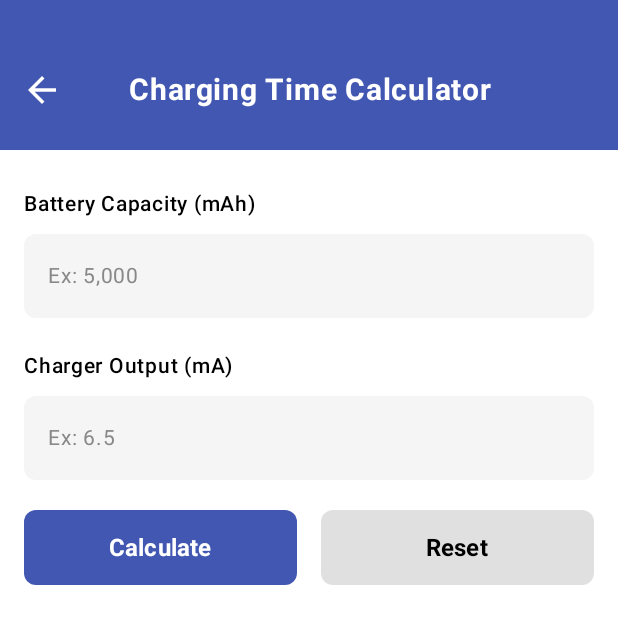
After one commit to sudaniDhruvin/AIOCalculator, an Android app built with Jetpack Compose: the composable ChargingTimeCalculatorScreen shown on its own in the app's theme, on a phone screen of 412 x 824 dp. The commit adds this screen. Shown: the top 624 px of the screen. Run offline under Robolectric (Android 15) with nearby library versions, the phone set to English and light mode, and no system bars.

Commit message:
Add ChargingTimeCalculatorScreen and integrate into NavigationGraph for navigation

```diff
--- /dev/null
+++ b/app/src/main/java/com/example/aiocalculator/ui/other/ChargingTimeCalculatorScreen.kt
@@ -0,0 +1,322 @@
+package com.example.aiocalculator.ui.other
+
+import androidx.compose.animation.*
+import androidx.compose.animation.core.tween
+import androidx.compose.foundation.background
+import androidx.compose.foundation.layout.*
+import androidx.compose.foundation.rememberScrollState
+import androidx.compose.foundation.shape.RoundedCornerShape
+import androidx.compose.foundation.verticalScroll
+import androidx.compose.material.icons.Icons
+import androidx.compose.material.icons.filled.ArrowBack
+import androidx.compose.material3.*
+import androidx.compose.runtime.*
+import androidx.compose.runtime.saveable.rememberSaveable
+import androidx.compose.ui.Alignment
+import androidx.compose.ui.Modifier
+import androidx.compose.ui.graphics.Color
+import androidx.compose.ui.text.font.FontWeight
+import androidx.compose.ui.text.style.TextAlign
+import androidx.compose.ui.unit.dp
+import androidx.compose.ui.unit.sp
+import kotlin.math.floor
+
+data class ChargingTimeResult(
+    val batteryCapacity: Double,
+    val chargerOutput: Double,
+    val chargingTimeHours: Double,
+    val chargingTimeHoursInt: Int,
+    val chargingTimeMinutes: Int
+)
+
+@Composable
+fun ChargingTimeCalculatorScreen(
+    onBackClick: () -> Unit
+) {
+    // State variables
+    var batteryCapacity by rememberSaveable { mutableStateOf("") }
+    var chargerOutput by rememberSaveable { mutableStateOf("") }
+    var showResults by rememberSaveable { mutableStateOf(false) }
+    var chargingTimeResult by rememberSaveable { mutableStateOf<ChargingTimeResult?>(null) }
+
+    Column(
+        modifier = Modifier
+            .fillMaxSize()
+            .background(Color.White)
+    ) {
+        // Header
+        ChargingTimeCalculatorHeader(onBackClick = onBackClick)
+
+        // Form Content
+        Column(
+            modifier = Modifier
+                .fillMaxSize()
+                .verticalScroll(rememberScrollState())
+                .padding(horizontal = 16.dp, vertical = 24.dp),
+            verticalArrangement = Arrangement.spacedBy(20.dp)
+        ) {
+            // Battery Capacity Input
+            ChargingTimeInputField(
+                label = "Battery Capacity (mAh)",
+                placeholder = "Ex: 5,000",
+                value = batteryCapacity,
+                onValueChange = { batteryCapacity = it }
+            )
+
+            // Charger Output Input
+            ChargingTimeInputField(
+                label = "Charger Output (mA)",
+                placeholder = "Ex: 6.5",
+                value = chargerOutput,
+                onValueChange = { chargerOutput = it }
+            )
+
+            // Action Buttons
+            Row(
+                modifier = Modifier
+                    .fillMaxWidth()
+                    .padding(bottom = 16.dp),
+                horizontalArrangement = Arrangement.spacedBy(16.dp)
+            ) {
+                // Calculate Button
+                Button(
+                    onClick = {
+                        val result = calculateChargingTime(batteryCapacity, chargerOutput)
+                        if (result != null) {
+                            chargingTimeResult = result
+                            showResults = true
+                        }
+                    },
+                    modifier = Modifier
+                        .weight(1f)
+                        .height(50.dp),
+                    colors = ButtonDefaults.buttonColors(
+                        containerColor = Color(0xFF4257B2)
+                    ),
+                    shape = RoundedCornerShape(8.dp)
+                ) {
+                    Text(
+                        text = "Calculate",
+                        fontSize = 16.sp,
+                        fontWeight = FontWeight.Bold,
+                        color = Color.White
+                    )
+                }
+
+                // Reset Button
+                Button(
+                    onClick = {
+                        batteryCapacity = ""
+                        chargerOutput = ""
+                        showResults = false
+                        chargingTimeResult = null
+                    },
+                    modifier = Modifier
+                        .weight(1f)
+                        .height(50.dp),
+                    colors = ButtonDefaults.buttonColors(
+                        containerColor = Color(0xFFE0E0E0)
+                    ),
+                    shape = RoundedCornerShape(8.dp)
+                ) {
+                    Text(
+                        text = "Reset",
+                        fontSize = 16.sp,
+                        fontWeight = FontWeight.Bold,
+                        color = Color.Black
+                    )
+                }
+            }
+
+            // Results Section
+            AnimatedVisibility(
+                visible = showResults && chargingTimeResult != null,
+                enter = expandVertically(
+                    animationSpec = tween(300),
+                    expandFrom = Alignment.Top
+                ) + fadeIn(
+                    animationSpec = tween(300)
+                ),
+                exit = shrinkVertically(
+                    animationSpec = tween(300),
+                    shrinkTowards = Alignment.Top
+                ) + fadeOut(
+                    animationSpec = tween(300)
+                )
+            ) {
+                chargingTimeResult?.let { result ->
+                    Card(
+                        modifier = Modifier.fillMaxWidth(),
+                        shape = RoundedCornerShape(12.dp),
+                        colors = CardDefaults.cardColors(
+                            containerColor = Color(0xFFF7F7F7)
+                        ),
+                        elevation = CardDefaults.cardElevation(defaultElevation = 2.dp)
+                    ) {
+                        Column(
+                            modifier = Modifier
+                                .fillMaxWidth()
+                                .padding(20.dp),
+                            verticalArrangement = Arrangement.spacedBy(16.dp)
+                        ) {
+                            // Battery Capacity
+                            ChargingTimeResultRow(
+                                "Battery Capacity (mAh)",
+                                formatNumberWithDecimal(result.batteryCapacity)
+                            )
+
+                            // Charger Output
+                            ChargingTimeResultRow(
+                                "Charger Output (mA)",
+                                formatNumberWithDecimal(result.chargerOutput)
+                            )
+
+                            // Charging Time
+                            ChargingTimeResultRow(
+                                "Charging Time",
+                                "${result.chargingTimeHoursInt} hr ${result.chargingTimeMinutes} min"
+                            )
+                        }
+                    }
+                }
+            }
+        }
+    }
+}
+
+@Composable
+fun ChargingTimeCalculatorHeader(onBackClick: () -> Unit) {
+    Box(
+        modifier = Modifier
+            .fillMaxWidth()
+            .height(100.dp)
+            .background(Color(0xFF4257B2))
+    ) {
+        IconButton(
+            onClick = onBackClick,
+            modifier = Modifier
+                .size(48.dp)
+                .align(Alignment.CenterStart)
+                .padding(start = 8.dp, top = 20.dp)
+        ) {
+            Icon(
+                imageVector = Icons.Default.ArrowBack,
+                contentDescription = "Back",
+                tint = Color.White,
+                modifier = Modifier.size(28.dp)
+            )
+        }
+
+        Text(
+            text = "Charging Time Calculator",
+            color = Color.White,
+            fontSize = 20.sp,
+            fontWeight = FontWeight.Bold,
+            modifier = Modifier
+                .align(Alignment.Center)
+                .padding(top = 20.dp),
+            textAlign = TextAlign.Center
+        )
+    }
+}
+
+@Composable
+fun ChargingTimeInputField(
+    label: String,
+    placeholder: String,
+    value: String,
+    onValueChange: (String) -> Unit
+) {
+    Column {
+        Text(
+            text = label,
+            fontSize = 14.sp,
+            fontWeight = FontWeight.Medium,
+            color = Color.Black,
+            modifier = Modifier.padding(bottom = 8.dp)
+        )
+        OutlinedTextField(
+            value = value,
+            onValueChange = onValueChange,
+            placeholder = {
+                Text(
+                    text = placeholder,
+                    color = Color.Gray,
+                    fontSize = 14.sp
+                )
+            },
+            modifier = Modifier.fillMaxWidth(),
+            shape = RoundedCornerShape(8.dp),
+            colors = OutlinedTextFieldDefaults.colors(
+                unfocusedContainerColor = Color(0xFFF5F5F5),
+                focusedContainerColor = Color(0xFFF5F5F5),
+                unfocusedBorderColor = Color.Transparent,
+                focusedBorderColor = Color.Transparent
+            ),
+            singleLine = true
+        )
+    }
+}
+
+@Composable
+fun ChargingTimeResultRow(
+    label: String,
+    value: String
+) {
+    Row(
+        modifier = Modifier.fillMaxWidth(),
+        horizontalArrangement = Arrangement.SpaceBetween,
+        verticalAlignment = Alignment.CenterVertically
+    ) {
+        Text(
+            text = label,
+            fontSize = 14.sp,
+            fontWeight = FontWeight.Normal,
+            color = Color.Black
+        )
+        Text(
+            text = value,
+            fontSize = 14.sp,
+            fontWeight = FontWeight.Bold,
+            color = Color.Black
+        )
+    }
+}
+
+fun calculateChargingTime(
+    batteryCapacity: String,
+    chargerOutput: String
+): ChargingTimeResult? {
+    return try {
+        val capacity = batteryCapacity.toDoubleOrNull() ?: return null
+        val output = chargerOutput.toDoubleOrNull() ?: return null
+
+        if (output == 0.0) return null // Avoid division by zero
+
+        // Calculate charging time in hours
+        val chargingTimeHours = capacity / output
+
+        // Extract hours and minutes
+        val hours = floor(chargingTimeHours).toInt()
+        val minutes = ((chargingTimeHours - hours) * 60).toInt()
+
+        ChargingTimeResult(
+            batteryCapacity = capacity,
+            chargerOutput = output,
+            chargingTimeHours = chargingTimeHours,
+            chargingTimeHoursInt = hours,
+            chargingTimeMinutes = minutes
+        )
+    } catch (e: Exception) {
+        null
+    }
+}
+
+fun formatNumberWithDecimal(value: Double): String {
+    // Format with decimal if needed, otherwise show as integer
+    return if (value % 1.0 == 0.0) {
+        String.format("%.0f", value)
+    } else {
+        String.format("%.1f", value)
+    }
+}
```
Also changed, not shown: app/src/main/java/com/example/aiocalculator/ui/navigation/NavigationGraph.kt (+15 -0 lines).
